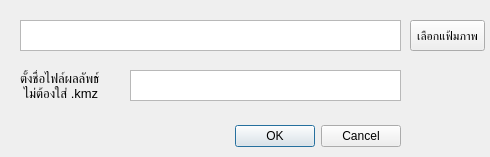
tmizu23/photo_to_kmz, file ui_photo_to_kmz.ui: the form before one commit.
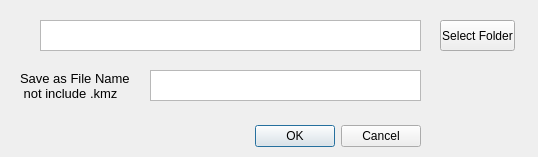
The form after the commit.

Patch:
```diff
--- a/ui_photo_to_kmz.ui
+++ b/ui_photo_to_kmz.ui
@@ -2,11 +2,14 @@
 <ui version="4.0">
  <class>photo_to_kmz</class>
  <widget class="QDialog" name="photo_to_kmz">
+  <property name="enabled">
+   <bool>true</bool>
+  </property>
   <property name="geometry">
    <rect>
     <x>0</x>
     <y>0</y>
-    <width>490</width>
+    <width>538</width>
     <height>157</height>
    </rect>
   </property>
@@ -16,7 +19,7 @@
   <widget class="QDialogButtonBox" name="buttonBox">
    <property name="geometry">
     <rect>
-     <x>60</x>
+     <x>80</x>
      <y>120</y>
      <width>341</width>
      <height>32</height>
@@ -32,7 +35,7 @@
   <widget class="QTextEdit" name="textEdit">
    <property name="geometry">
     <rect>
-     <x>130</x>
+     <x>150</x>
      <y>70</y>
      <width>271</width>
      <height>31</height>
@@ -44,7 +47,7 @@
     <rect>
      <x>20</x>
      <y>70</y>
-     <width>101</width>
+     <width>121</width>
      <height>31</height>
     </rect>
    </property>
@@ -54,14 +57,14 @@
     </font>
    </property>
    <property name="text">
-    <string>ตั้งชื่อไฟล์ผลลัพธ์ 
- ไม่ต้องใส่ .kmz</string>
+    <string>Save as File Name 
+ not include .kmz</string>
    </property>
   </widget>
   <widget class="QTextBrowser" name="textPath">
    <property name="geometry">
     <rect>
-     <x>20</x>
+     <x>40</x>
      <y>20</y>
      <width>381</width>
      <height>31</height>
@@ -78,14 +81,14 @@
   <widget class="QPushButton" name="browseButton">
    <property name="geometry">
     <rect>
-     <x>410</x>
+     <x>440</x>
      <y>20</y>
      <width>75</width>
      <height>31</height>
     </rect>
    </property>
    <property name="text">
-    <string>เลือกแฟ้มภาพ</string>
+    <string>Select Folder</string>
    </property>
   </widget>
  </widget>
```
